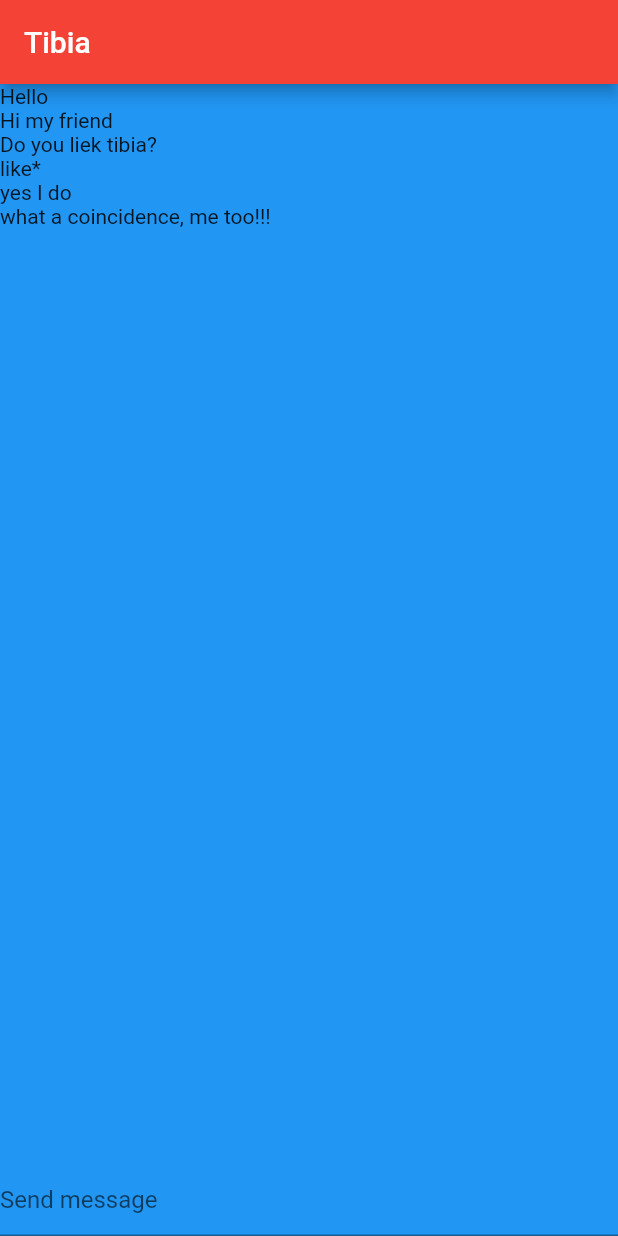
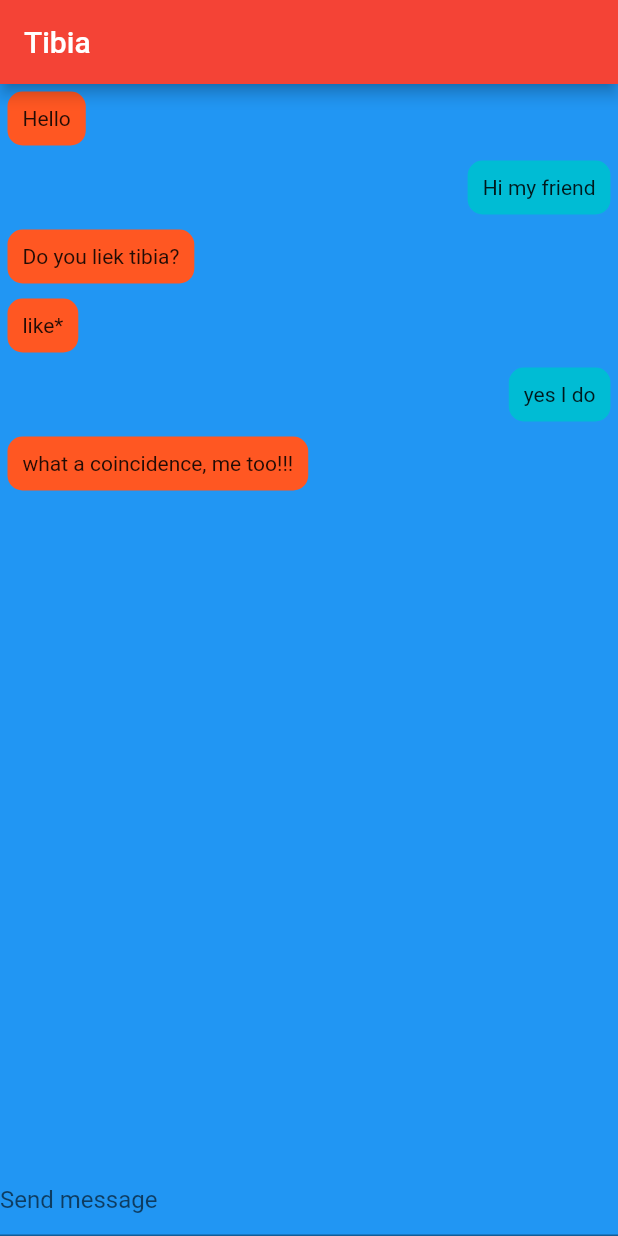
Before and after one commit to ctofriends/bindchat_flutter, a Flutter app: the screen it shows after launch, on a phone screen of 412 x 824 dp. Run offline on Flutter 3.47's test engine with Material 2 defaults, Android fonts, the phone set to English and light mode, and no system bars.

Commit message:
Improve message layout

```diff
--- a/lib/screens/chat_screen.dart
+++ b/lib/screens/chat_screen.dart
@@ -31,11 +31,33 @@ class ChatScreen extends StatelessWidget {
                       child: ListView.builder(
                     itemCount: messages.length,
                     itemBuilder: (BuildContext context, int index) {
-                      return Text(messages[index].message);
+                      return _buildMessage(messages[index]);
                     },
                   )),
                   TextField(
                       decoration: InputDecoration(hintText: 'Send message')),
                 ]))));
   }
+
+  _buildMessage(ChatMessage chatMessage) {
+    return Column(
+      children: <Widget>[
+        Align(
+          alignment: chatMessage.type == ChatMessageType.incoming
+              ? Alignment.centerLeft
+              : Alignment.centerRight,
+          child: Container(
+            padding: EdgeInsets.all(10),
+            margin: EdgeInsets.all(5),
+            decoration: BoxDecoration(
+                color: chatMessage.type == ChatMessageType.incoming
+                    ? Colors.deepOrange
+                    : Colors.cyan,
+                borderRadius: BorderRadius.all(Radius.circular(10))),
+            child: Text(chatMessage.message),
+          ),
+        ),
+      ],
+    );
+  }
 }
```
